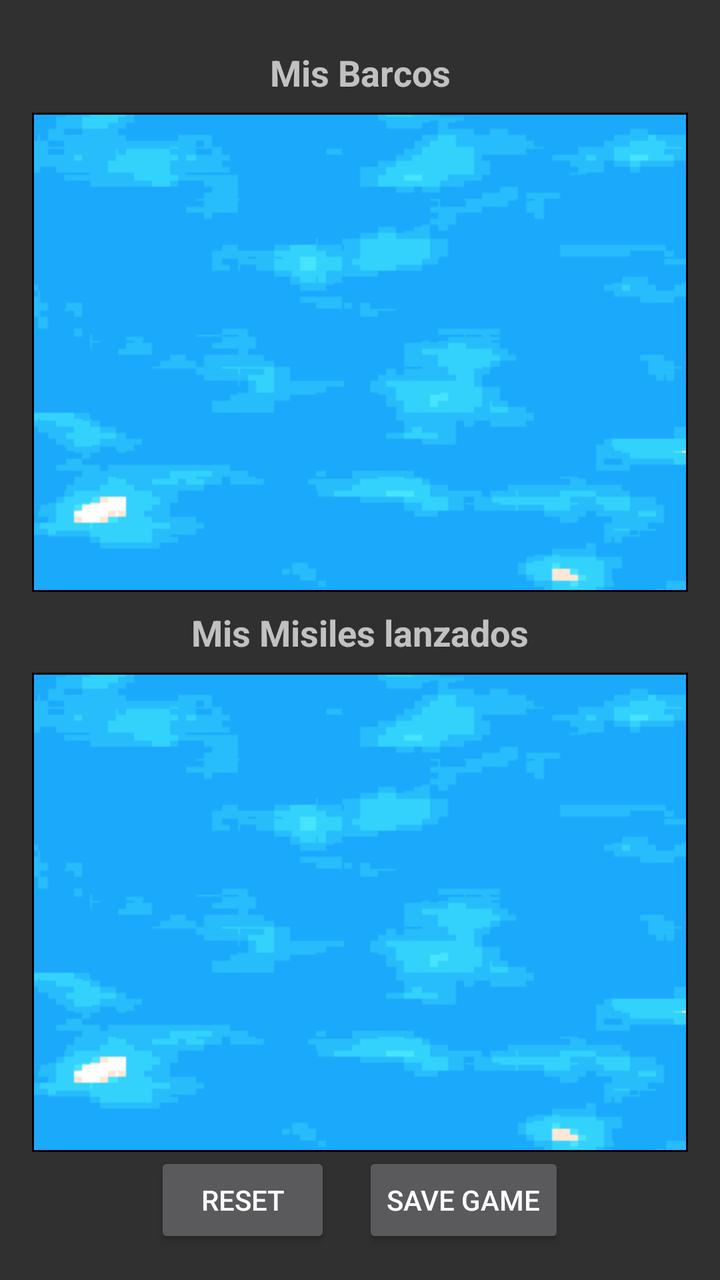
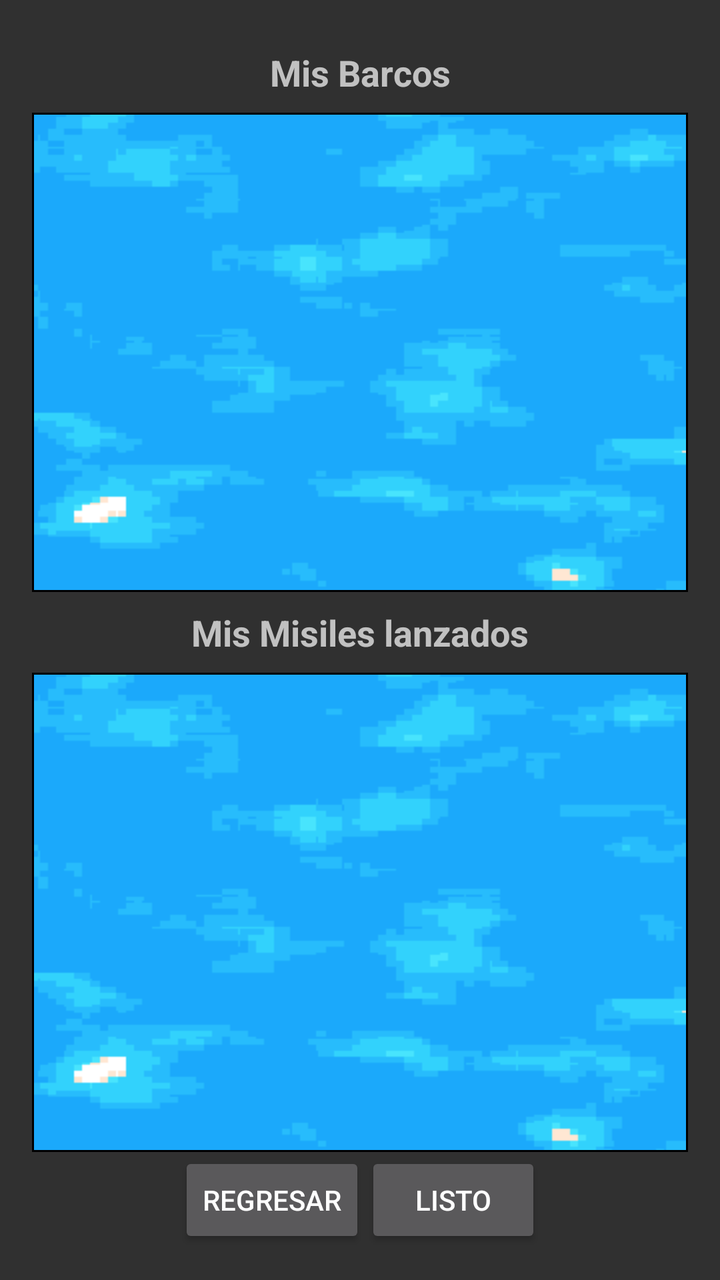

Screens rendered from an Android XML layout before and after an edit, with the pre-edit source and the edit as a unified diff.
<!-- AndroidManifest.xml: activity theme Theme.AppCompat -->
<!-- res/layout/activity_game.xml -->
<LinearLayout xmlns:android="http://schemas.android.com/apk/res/android"
    android:layout_width="match_parent"
    android:layout_height="match_parent"
    android:orientation="vertical"
    android:padding="16dp">

    <TextView
        android:layout_width="match_parent"
        android:layout_height="wrap_content"
        android:text="Mis Barcos"
        android:textAlignment="center"
        android:textSize="18sp"
        android:textStyle="bold"
        android:padding="8dp" />

    <GridLayout
        android:id="@+id/myBoardGrid"
        android:layout_width="match_parent"
        android:layout_height="0dp"
        android:layout_weight="1"
        android:columnCount="10"
        android:rowCount="10"
        android:background="@drawable/grid_background">
    </GridLayout>

    <TextView
        android:layout_width="match_parent"
        android:layout_height="wrap_content"
        android:text="Mis Misiles lanzados"
        android:textAlignment="center"
        android:textSize="18sp"
        android:textStyle="bold"
        android:padding="8dp" />

    <GridLayout
        android:id="@+id/myShotsGrid"
        android:layout_width="match_parent"
        android:layout_height="0dp"
        android:layout_weight="1"
        android:columnCount="10"
        android:rowCount="10"
        android:background="@drawable/grid_background">
    </GridLayout>

    <LinearLayout
        android:layout_width="match_parent"
        android:layout_height="wrap_content"
        android:orientation="horizontal"
        android:gravity="center">

        <Button
            android:id="@+id/resetButton"
            android:layout_width="wrap_content"
            android:layout_height="wrap_content"
            android:text="Reset" />

        <Button
            android:id="@+id/saveButton"
            android:layout_width="wrap_content"
            android:layout_height="wrap_content"
            android:text="Save Game"
            android:layout_marginStart="16dp" />
    </LinearLayout>
</LinearLayout>
<!-- resources referenced by this layout -->
<resources>
  <!-- drawable grid_background (drawable) -->
  <layer-list xmlns:android="http://schemas.android.com/apk/res/android">
      <item>
          <bitmap
              android:src="@drawable/fondo"
              android:tileMode="repeat" />
      </item>
      <item>
          <shape>
              <stroke
                  android:width="1dp"
                  android:color="#000000" />
          </shape>
      </item>
  </layer-list>
  <!-- drawable fondo: png bitmap (drawable, 5277 bytes) -->
</resources>

<!-- the commit's change to res/layout/activity_game.xml (unified diff, before → after) -->
@@ -49,16 +49,16 @@
         android:gravity="center">
 
         <Button
-            android:id="@+id/resetButton"
+            android:id="@+id/regresarButton"
             android:layout_width="wrap_content"
             android:layout_height="wrap_content"
-            android:text="Reset" />
+            android:text="Regresar" />
 
         <Button
-            android:id="@+id/saveButton"
+            android:id="@+id/readyButton"
             android:layout_width="wrap_content"
             android:layout_height="wrap_content"
-            android:text="Save Game"
-            android:layout_marginStart="16dp" />
+            android:text="Listo" />
+
     </LinearLayout>
 </LinearLayout>
